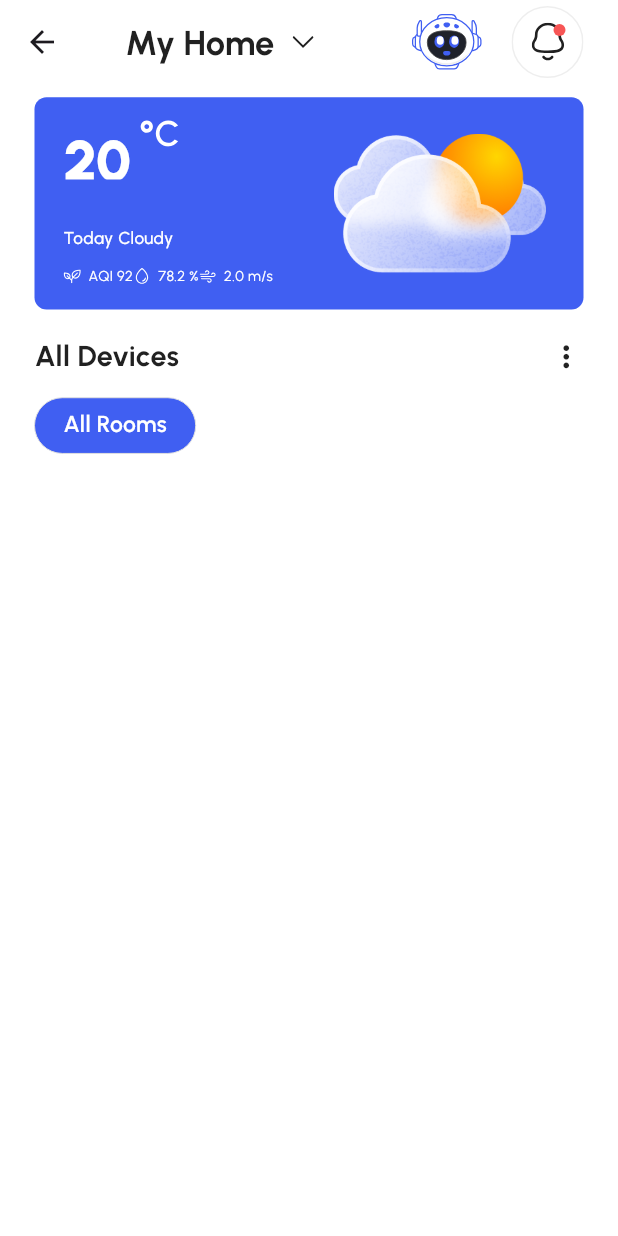
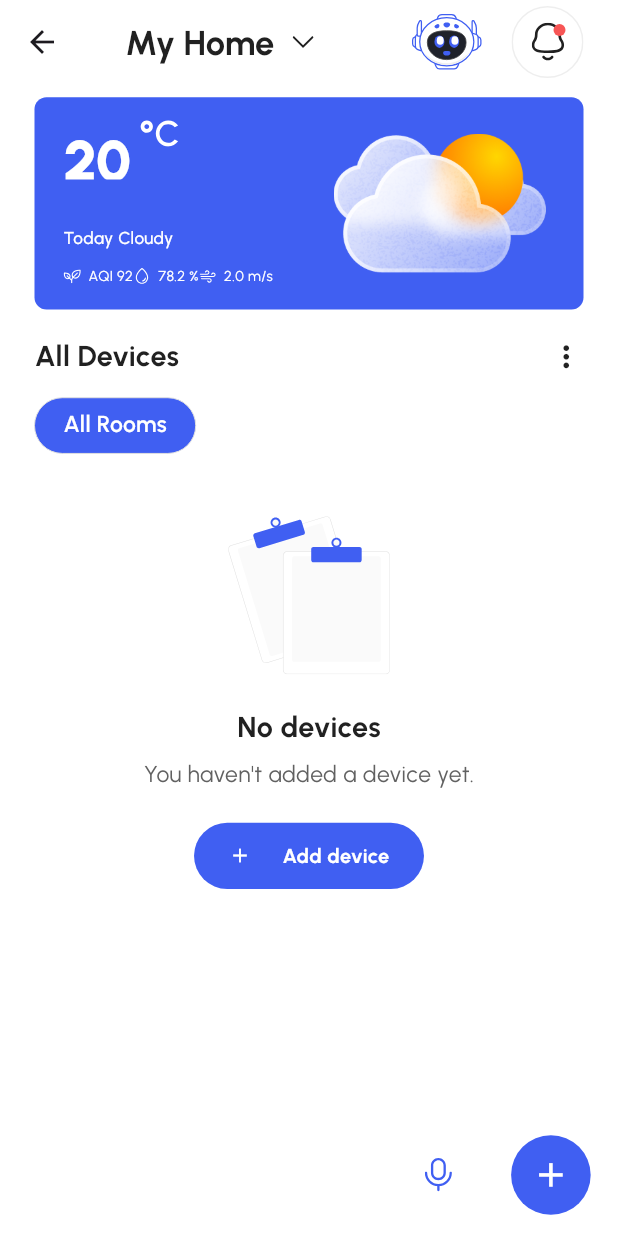
Before and after one commit to Yorq1nnur/smart_home, a Flutter app: the HomeScreen screen opened by its route, on a phone screen of 412 x 824 dp. Run offline on Flutter 3.47's test engine with Material 3 defaults, Android fonts, the phone set to English and light mode, and no system bars; drawn by our look-alikes of zoom_tap_animation; our stand-ins replace equatable, flutter_bloc, flutter_svg, geocoding, geolocator, google_maps_flutter and 2 more; accounts and stored records are empty.

Commit message:
Simple works

```diff
--- a/lib/screens/tab/home/home_screen.dart
+++ b/lib/screens/tab/home/home_screen.dart
@@ -3,9 +3,9 @@ import 'package:flutter_bloc/flutter_bloc.dart';
 import 'package:flutter_svg/flutter_svg.dart';
 import 'package:smart_home/bloc/map/map_bloc.dart';
 import 'package:smart_home/bloc/map/map_event.dart';
-import 'package:smart_home/bloc/map/map_state.dart';
 import 'package:smart_home/bloc/rooms/rooms_bloc.dart';
 import 'package:smart_home/screens/tab/home/widgets/room_item.dart';
+import 'package:smart_home/screens/tab/home/widgets/weather_widget.dart';
 import 'package:smart_home/utils/app_colors.dart';
 import 'package:smart_home/utils/app_images.dart';
 import 'package:smart_home/utils/app_text_style.dart';
@@ -35,7 +35,7 @@ class _HomeScreenState extends State<HomeScreen> {
     super.initState();
   }
 
-  int activeIndex = -1;
+  int _activeIndex = -1;
 
   @override
   Widget build(BuildContext context) {
@@ -84,131 +84,10 @@ class _HomeScreenState extends State<HomeScreen> {
         ),
         child: Column(
           children: [
-            Container(
-              width: double.infinity,
-              padding: EdgeInsets.symmetric(
-                horizontal: 20.w,
-                vertical: 17.h,
-              ),
-              decoration: BoxDecoration(
-                color: AppColors.c405FF2,
-                borderRadius: BorderRadius.circular(8),
-              ),
-              child: Row(
-                mainAxisAlignment: MainAxisAlignment.spaceBetween,
-                children: [
-                  Column(
-                    crossAxisAlignment: CrossAxisAlignment.start,
-                    mainAxisSize: MainAxisSize.min,
-                    children: [
-                      SizedBox(
-                        width: 80.w,
-                        height: 45.h,
-                        child: Stack(
-                          children: [
-                            Text(
-                              "20",
-                              style: AppTextStyle.urbanistW900.copyWith(
-                                fontSize: 40.w,
-                                color: Colors.white,
-                              ),
-                            ),
-                            Positioned(
-                              top: 0,
-                              right: 0,
-                              child: SvgPicture.asset(AppImages.gradus),
-                            ),
-                          ],
-                        ),
-                      ),
-                      12.getH(),
-                      BlocBuilder<MapsBloc, MapsState>(
-                        builder: (context, state) {
-                          return SizedBox(
-                            width: 150.w,
-                            child: Text(
-                              state.addressName,
-                              style: AppTextStyle.urbanistW500.copyWith(
-                                fontSize: 12.w,
-                                color: Colors.white,
-                              ),
-                            ),
-                          );
-                        },
-                      ),
-                      5.getH(),
-                      Text(
-                        'Today Cloudy',
-                        style: AppTextStyle.urbanistW500.copyWith(
-                          fontSize: 12.w,
-                          color: Colors.white,
-                        ),
-                      ),
-                      12.getH(),
-                      Row(
-                        mainAxisSize: MainAxisSize.min,
-                        mainAxisAlignment: MainAxisAlignment.spaceBetween,
-                        children: [
-                          Row(
-                            mainAxisAlignment: MainAxisAlignment.start,
-                            children: [
-                              SvgPicture.asset(
-                                AppImages.plant,
-                              ),
-                              5.getW(),
-                              Text(
-                                "AQI 92",
-                                style: AppTextStyle.urbanistW400.copyWith(
-                                  fontSize: 10.w,
-                                  color: Colors.white,
-                                ),
-                              ),
-                            ],
-                          ),
-                          Row(
-                            mainAxisAlignment: MainAxisAlignment.start,
-                            children: [
-                              SvgPicture.asset(
-                                AppImages.humidity,
-                              ),
-                              5.getW(),
-                              Text(
-                                "78.2 %",
-                                style: AppTextStyle.urbanistW400.copyWith(
-                                  fontSize: 10.w,
-                                  color: Colors.white,
-                                ),
-                              ),
-                            ],
-                          ),
-                          Row(
-                            mainAxisAlignment: MainAxisAlignment.start,
-                            children: [
-                              SvgPicture.asset(
-                                AppImages.speed,
-                              ),
-                              5.getW(),
-                              Text(
-                                "2.0 m/s",
-                                style: AppTextStyle.urbanistW400.copyWith(
-                                  fontSize: 10.w,
-                                  color: Colors.white,
-                                ),
-                              ),
-                            ],
-                          ),
-                        ],
-                      )
-                    ],
-                  ),
-                  Image.asset(
-                    AppImages.weather,
-                    width: 160.w,
-                    height: 105.h,
-                    fit: BoxFit.contain,
-                  ),
-                ],
-              ),
+            const WeatherWidget(
+              gradus: '20',
+              humidity: '78.2',
+              speed: "2.0",
             ),
             20.getH(),
             Row(
@@ -243,13 +122,13 @@ class _HomeScreenState extends State<HomeScreen> {
                             right: 6.w,
                           ),
                           child: RoomItem(
-                            containerColors: activeIndex == -1
+                            containerColors: _activeIndex == -1
                                 ? AppColors.c405FF2
                                 : Colors.white,
                             title: 'All Rooms',
                             onTap: () {
                               setState(() {
-                                activeIndex = -1;
+                                _activeIndex = -1;
                               });
                             },
                           ),
@@ -262,13 +141,13 @@ class _HomeScreenState extends State<HomeScreen> {
                                 horizontal: 6.w,
                               ),
                               child: RoomItem(
-                                containerColors: activeIndex == index
+                                containerColors: _activeIndex == index
                                     ? AppColors.c405FF2
                                     : Colors.white,
                                 title: state.rooms[index],
                                 onTap: () {
                                   setState(() {
-                                    activeIndex = index;
+                                    _activeIndex = index;
                                   });
                                 },
                               ),
@@ -286,13 +165,13 @@ class _HomeScreenState extends State<HomeScreen> {
                       physics: const BouncingScrollPhysics(),
                       children: [
                         RoomItem(
-                          containerColors: activeIndex == -1
+                          containerColors: _activeIndex == -1
                               ? AppColors.c405FF2
                               : Colors.white,
                           title: 'All Rooms',
                           onTap: () {
                             setState(() {
-                              activeIndex = -1;
+                              _activeIndex = -1;
                             });
                           },
                         ),
@@ -302,6 +181,109 @@ class _HomeScreenState extends State<HomeScreen> {
                 }
               },
             ),
+            47.getH(),
+            Center(
+              child: Column(
+                children: [
+                  SvgPicture.asset(
+                    AppImages.noDevices,
+                    width: 120.w,
+                    height: 120.h,
+                    fit: BoxFit.contain,
+                  ),
+                  24.getH(),
+                  Text(
+                    'No devices',
+                    style: AppTextStyle.urbanistW700.copyWith(
+                      fontSize: 20.w,
+                    ),
+                  ),
+                  8.getH(),
+                  Text(
+                    "You haven't added a device yet.",
+                    style: AppTextStyle.urbanistW400.copyWith(
+                      fontSize: 16.w,
+                      color: AppColors.c616161,
+                    ),
+                  ),
+                  24.getH(),
+                  Ink(
+                    height: 50.h,
+                    width: 160.w,
+                    decoration: BoxDecoration(
+                      color: AppColors.c405FF2,
+                      borderRadius: BorderRadius.circular(30),
+                    ),
+                    child: InkWell(
+                      borderRadius: BorderRadius.circular(30),
+                      onTap: () {},
+                      child: Padding(
+                        padding: EdgeInsets.symmetric(
+                          horizontal: 24.w,
+                          vertical: 14.h,
+                        ),
+                        child: Row(
+                          mainAxisAlignment: MainAxisAlignment.spaceBetween,
+                          children: [
+                            Icon(
+                              Icons.add,
+                              size: 16.w,
+                              color: Colors.white,
+                            ),
+                            Text(
+                              'Add device',
+                              style: AppTextStyle.urbanistW700.copyWith(
+                                fontSize: 14.w,
+                                color: Colors.white,
+                              ),
+                            ),
+                          ],
+                        ),
+                      ),
+                    ),
+                  ),
+                ],
+              ),
+            ),
+          ],
+        ),
+      ),
+      floatingActionButtonLocation: FloatingActionButtonLocation.endContained,
+      floatingActionButton: Padding(
+        padding: EdgeInsets.only(
+          bottom: 16.h,
+        ),
+        child: Row(
+          mainAxisAlignment: MainAxisAlignment.start,
+          mainAxisSize: MainAxisSize.min,
+          children: [
+            ZoomTapAnimation(
+              child: SvgPicture.asset(
+                AppImages.microphone,
+                width: 28.w,
+                height: 28.h,
+              ),
+            ),
+            34.getW(),
+            Ink(
+              height: 60.h,
+              width: 60.w,
+              decoration: BoxDecoration(
+                shape: BoxShape.circle,
+                color: AppColors.c405FF2,
+              ),
+              child: InkWell(
+                borderRadius: BorderRadius.circular(50),
+                onTap: () {},
+                child: Center(
+                  child: Icon(
+                    Icons.add,
+                    size: 28.w,
+                    color: Colors.white,
+                  ),
+                ),
+              ),
+            ),
           ],
         ),
       ),
--- /dev/null
+++ b/lib/screens/tab/home/widgets/weather_widget.dart
@@ -0,0 +1,152 @@
+import 'package:flutter/material.dart';
+import 'package:flutter_bloc/flutter_bloc.dart';
+import 'package:flutter_svg/flutter_svg.dart';
+import 'package:smart_home/utils/app_colors.dart';
+import 'package:smart_home/utils/size.dart';
+import '../../../../bloc/map/map_bloc.dart';
+import '../../../../bloc/map/map_state.dart';
+import '../../../../utils/app_images.dart';
+import '../../../../utils/app_text_style.dart';
+
+class WeatherWidget extends StatelessWidget {
+  const WeatherWidget({
+    super.key,
+    required this.gradus,
+    required this.humidity,
+    required this.speed,
+  });
+
+  final String gradus;
+  final String humidity;
+  final String speed;
+
+  @override
+  Widget build(BuildContext context) {
+    return Container(
+      width: double.infinity,
+      padding: EdgeInsets.symmetric(
+        horizontal: 20.w,
+        vertical: 17.h,
+      ),
+      decoration: BoxDecoration(
+        color: AppColors.c405FF2,
+        borderRadius: BorderRadius.circular(8),
+      ),
+      child: Row(
+        mainAxisAlignment: MainAxisAlignment.spaceBetween,
+        children: [
+          Column(
+            crossAxisAlignment: CrossAxisAlignment.start,
+            mainAxisSize: MainAxisSize.min,
+            children: [
+              SizedBox(
+                width: 80.w,
+                height: 45.h,
+                child: Stack(
+                  children: [
+                    Text(
+                      gradus,
+                      style: AppTextStyle.urbanistW900.copyWith(
+                        fontSize: 40.w,
+                        color: Colors.white,
+                      ),
+                    ),
+                    Positioned(
+                      top: 0,
+                      right: 0,
+                      child: SvgPicture.asset(AppImages.gradus),
+                    ),
+                  ],
+                ),
+              ),
+              12.getH(),
+              BlocBuilder<MapsBloc, MapsState>(
+                builder: (context, state) {
+                  return SizedBox(
+                    width: 150.w,
+                    child: Text(
+                      state.addressName,
+                      style: AppTextStyle.urbanistW500.copyWith(
+                        fontSize: 12.w,
+                        color: Colors.white,
+                      ),
+                    ),
+                  );
+                },
+              ),
+              5.getH(),
+              Text(
+                'Today Cloudy',
+                style: AppTextStyle.urbanistW500.copyWith(
+                  fontSize: 12.w,
+                  color: Colors.white,
+                ),
+              ),
+              12.getH(),
+              Row(
+                mainAxisSize: MainAxisSize.min,
+                mainAxisAlignment: MainAxisAlignment.spaceBetween,
+                children: [
+                  Row(
+                    mainAxisAlignment: MainAxisAlignment.start,
+                    children: [
+                      SvgPicture.asset(
+                        AppImages.plant,
+                      ),
+                      5.getW(),
+                      Text(
+                        "AQI 92",
+                        style: AppTextStyle.urbanistW400.copyWith(
+                          fontSize: 10.w,
+                          color: Colors.white,
+                        ),
+                      ),
+                    ],
+                  ),
+                  Row(
+                    mainAxisAlignment: MainAxisAlignment.start,
+                    children: [
+                      SvgPicture.asset(
+                        AppImages.humidity,
+                      ),
+                      5.getW(),
+                      Text(
+                        "$humidity %",
+                        style: AppTextStyle.urbanistW400.copyWith(
+                          fontSize: 10.w,
+                          color: Colors.white,
+                        ),
+                      ),
+                    ],
+                  ),
+                  Row(
+                    mainAxisAlignment: MainAxisAlignment.start,
+                    children: [
+                      SvgPicture.asset(
+                        AppImages.speed,
+                      ),
+                      5.getW(),
+                      Text(
+                        "$speed m/s",
+                        style: AppTextStyle.urbanistW400.copyWith(
+                          fontSize: 10.w,
+                          color: Colors.white,
+                        ),
+                      ),
+                    ],
+                  ),
+                ],
+              )
+            ],
+          ),
+          Image.asset(
+            AppImages.weather,
+            width: 160.w,
+            height: 105.h,
+            fit: BoxFit.contain,
+          ),
+        ],
+      ),
+    );
+  }
+}
--- a/lib/utils/app_images.dart
+++ b/lib/utils/app_images.dart
@@ -9,6 +9,8 @@ class AppImages {
 
   ///.svg
   static const String apple = 'assets/icons/apple.svg';
+  static const String microphone = 'assets/icons/microphone.svg';
+  static const String noDevices = 'assets/icons/no_devices.svg';
   static const String gradus = 'assets/icons/gradus.svg';
   static const String cancel = 'assets/icons/cancel.svg';
   static const String wellDone = 'assets/icons/well_done.svg';
```
Also changed, not shown: assets/icons/microphone.svg (added), assets/icons/no_devices.svg (added).
